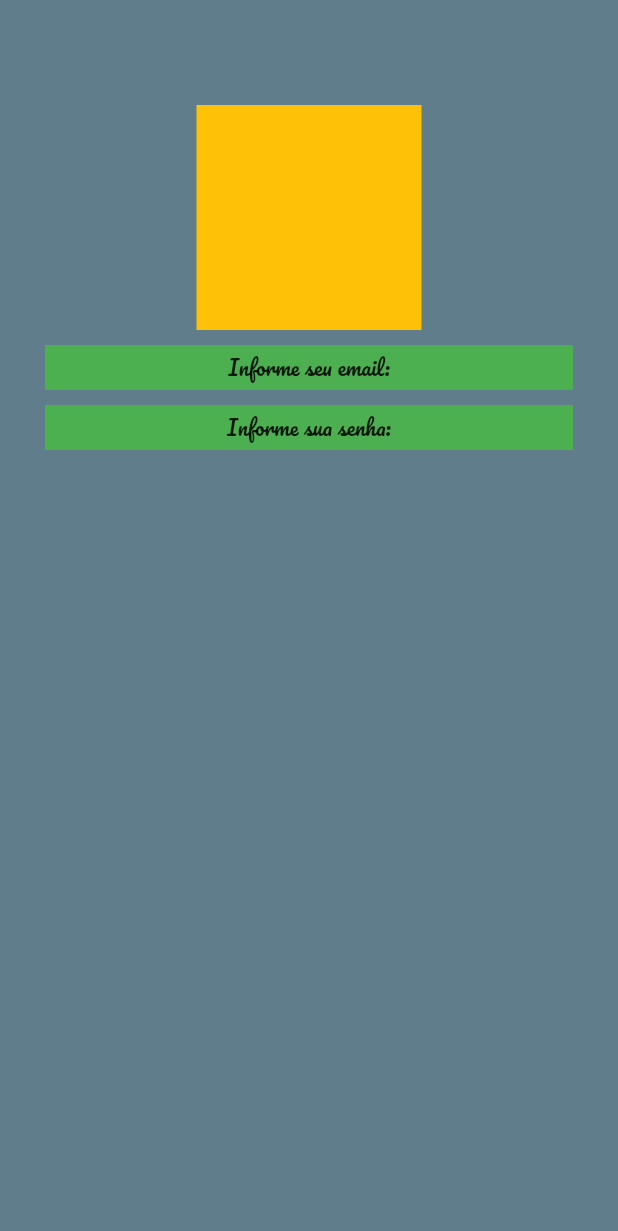
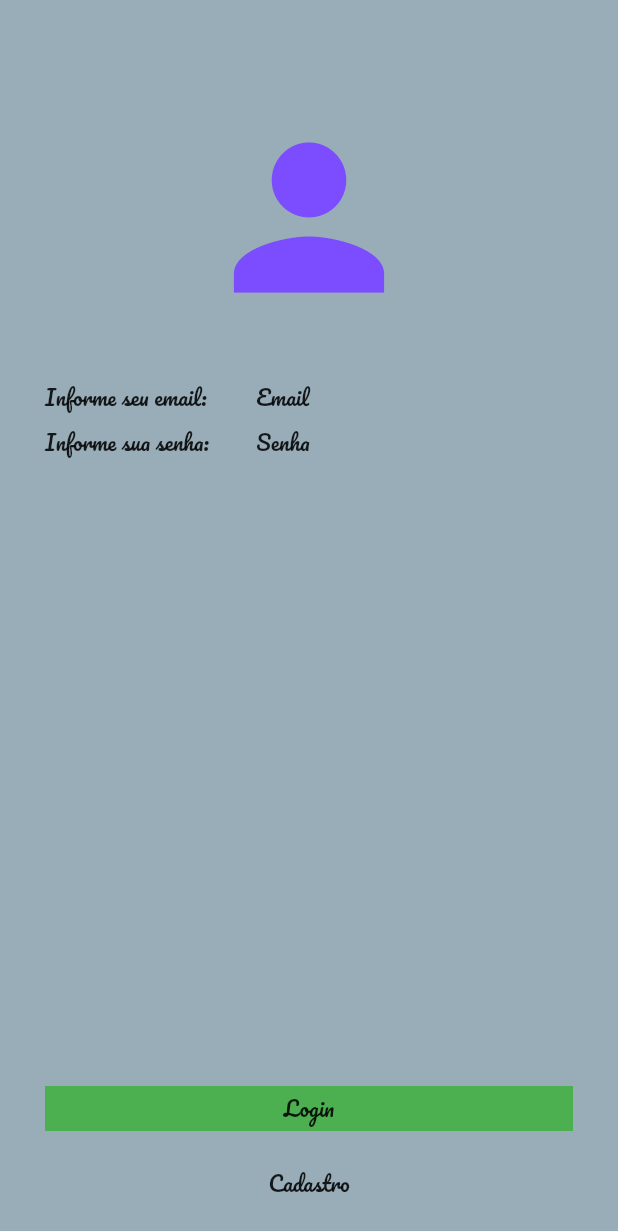
Before and after one commit to PedroHenriquebc/flutter-fundamentals, a Flutter app: the screen it shows after launch, on a phone screen of 412 x 824 dp. Shown: the top 1231 px of the screen. Run offline on Flutter 3.47's test engine with Material 2 defaults, Android fonts, the phone set to English and light mode, and no system bars; our stand-ins replace google_fonts.

Commit message:
feat: Finaliza simulação de tela de login com blocos

```diff
--- a/lib/pages/login_pages.dart
+++ b/lib/pages/login_pages.dart
@@ -12,7 +12,7 @@ class _LoginPageState extends State<LoginPage> {
   Widget build(BuildContext context) {
     return SafeArea(
       child: Scaffold(
-        backgroundColor: Colors.blueGrey,
+        backgroundColor: const Color.fromARGB(255, 152, 173, 184),
         body: SizedBox(
           width: double.infinity,
           child: Column(
@@ -21,32 +21,58 @@ class _LoginPageState extends State<LoginPage> {
               const SizedBox(
                 height: 70,
               ),
-              Container(
-                width: 150,
-                height: 150,
-                color: Colors.amber,
+              const Icon(
+                Icons.person,
+                size: 150,
+                color: Colors.deepPurpleAccent,
               ),
               const SizedBox(
-                height: 10,
+                height: 30,
               ),
+              Container(
+                width: double.infinity,
+                margin: const EdgeInsets.symmetric(horizontal: 30),
+                height: 30,
+                alignment: Alignment.center,
+                child: const Row(
+                  children: [
+                    Expanded(flex: 2, child: Text("Informe seu email:")),
+                    Expanded(flex: 3, child: Text("Email")),
+                  ],
+                ),
+              ),
+              Container(
+                width: double.infinity,
+                margin: const EdgeInsets.symmetric(horizontal: 30),
+                height: 30,
+                alignment: Alignment.center,
+                child: const Row(
+                  children: [
+                    Expanded(flex: 2, child: Text("Informe sua senha:")),
+                    Expanded(flex: 3, child: Text("Senha"))
+                  ],
+                ),
+              ),
+              Expanded(child: Container()),
               Container(
                 width: double.infinity,
                 margin: const EdgeInsets.symmetric(horizontal: 30),
                 color: Colors.green,
                 height: 30,
                 alignment: Alignment.center,
-                child: const Text("Informe seu email:"),
+                child: const Text("Login"),
               ),
               const SizedBox(
-                height: 10,
+                height: 20,
               ),
               Container(
-                width: double.infinity,
                 margin: const EdgeInsets.symmetric(horizontal: 30),
-                color: Colors.green,
                 height: 30,
                 alignment: Alignment.center,
-                child: const Text("Informe sua senha:"),
+                child: const Text("Cadastro"),
+              ),
+              const SizedBox(
+                height: 20,
               )
             ],
           ),
```
Also changed, not shown: lib/my_app.dart (line endings or trailing spaces).
